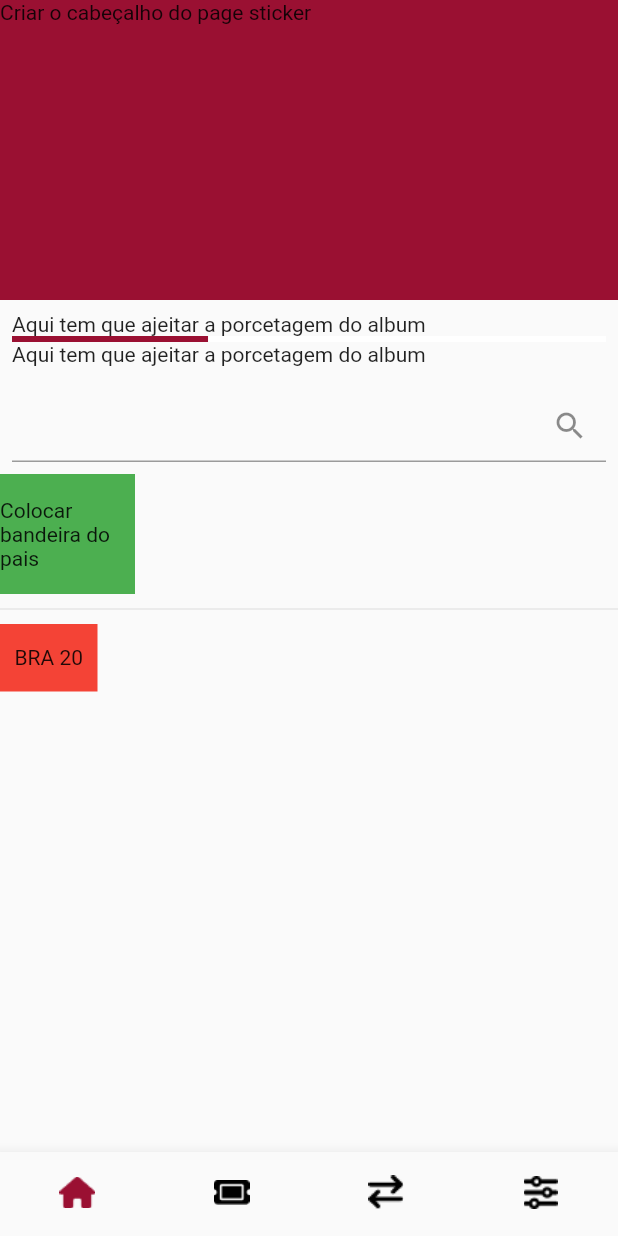
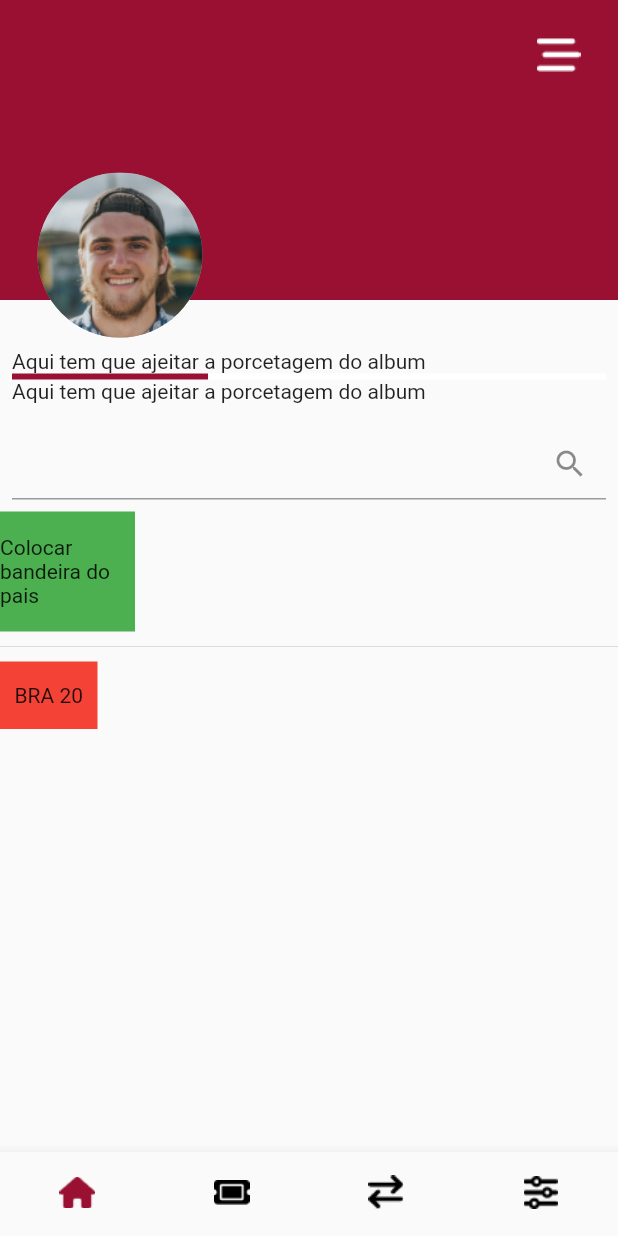
Before and after one commit to nataly-enne/sticker-swap, a Flutter app: the screen it shows after launch, on a phone screen of 412 x 824 dp. Run offline on Flutter 3.47's test engine with Material 2 defaults, Android fonts, the phone set to English and light mode, and no system bars; our stand-ins replace dio, flutter_dotenv, flutter_modular, rxdart.

Commit message:
header da home concluído

```diff
--- a/client/lib/src/modules/sticker/presenter/widgets/header_sticker.dart
+++ b/client/lib/src/modules/sticker/presenter/widgets/header_sticker.dart
@@ -3,12 +3,36 @@ import 'package:flutter/material.dart';
 class HeaderSticker extends StatelessWidget {
   const HeaderSticker({Key? key}) : super(key: key);
 
+  final double heightBackground = 200;
+  final double heightProfile = 130;
+
   @override
   Widget build(BuildContext context) {
-    return Container(
-      height: 200,
-      color: Theme.of(context).primaryColor,
-      child: Text("Criar o cabeçalho do page sticker"),
+    return Stack(
+      clipBehavior: Clip.none,
+      children: <Widget>[
+        Container(
+          height: heightBackground,
+          color: Theme.of(context).primaryColor,
+          margin: const EdgeInsets.only(bottom: 25),
+        ),
+        Container(
+          alignment: Alignment.centerRight,
+          padding: const EdgeInsets.all(25),
+          child: Image.asset('assets/images/icon_bars.png'),
+        ),
+        Positioned(
+          top: heightBackground - (85 % heightProfile),
+          left: 25,
+          child: buildProfileImage(),
+        )
+      ],
     );
   }
 }
+
+Widget buildProfileImage() => const CircleAvatar(
+      radius: 55,
+      backgroundColor: Colors.grey,
+      backgroundImage: AssetImage('assets/images/profile_picture.png'),
+    );
```
Also changed, not shown: client/assets/images/icon_bars.png (added), client/assets/images/profile_picture.png (added).
